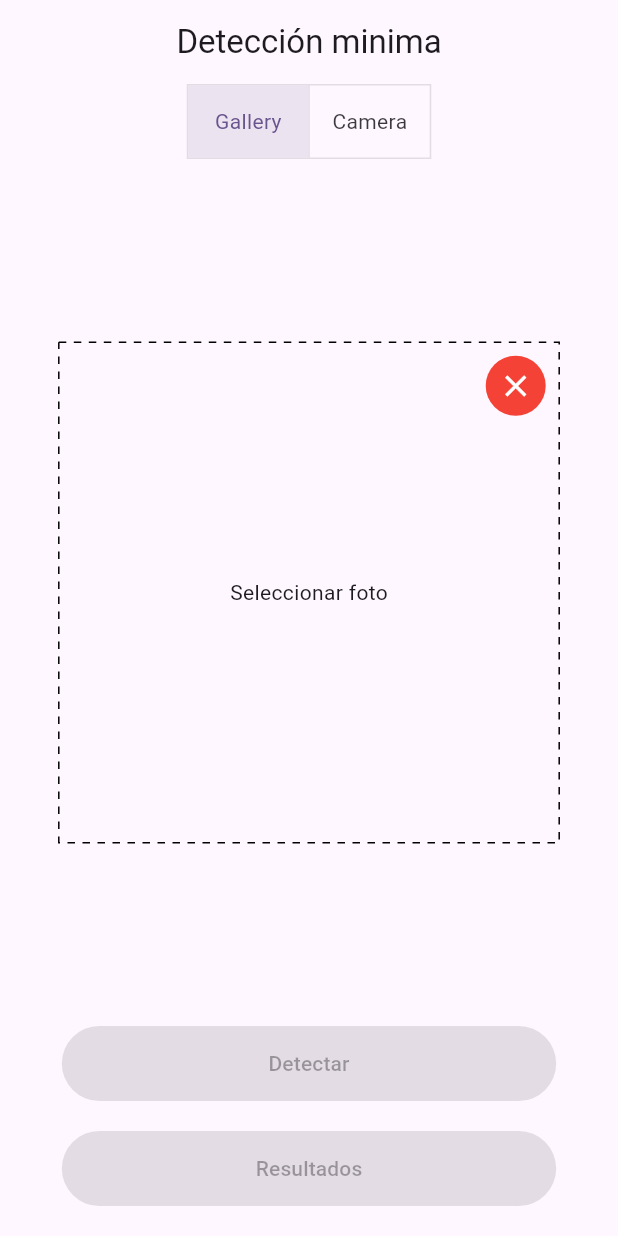
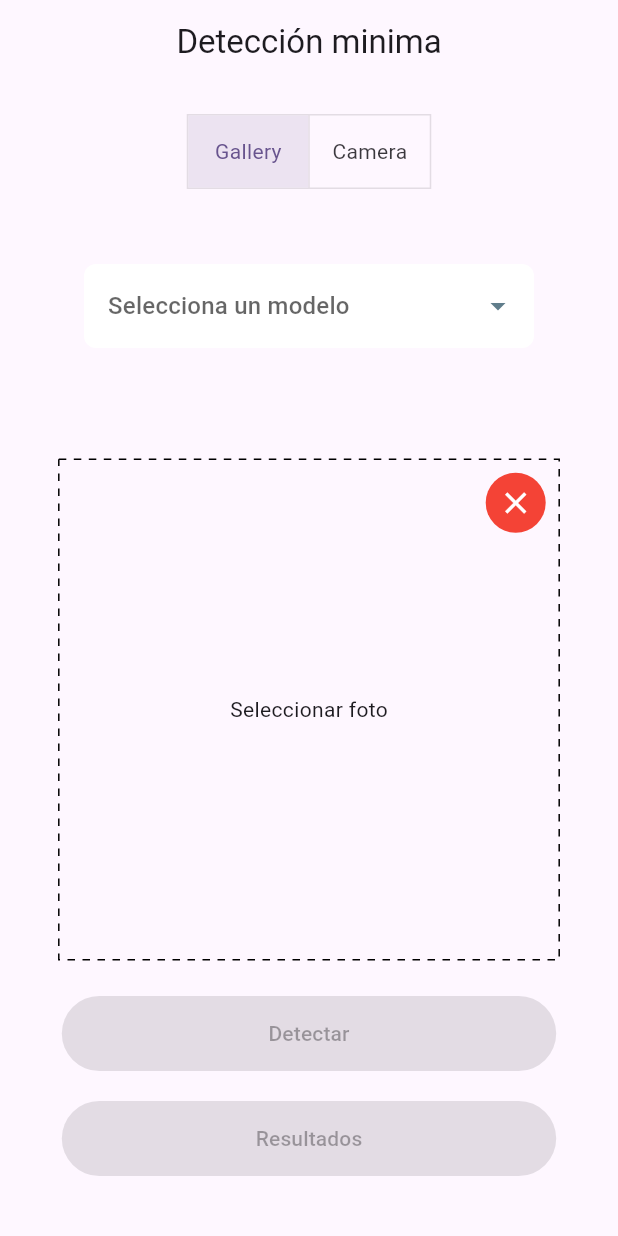
Before and after one commit to IsselCode/domina_yolo_en_flutter, a Flutter app: the screen it shows after launch, on a phone screen of 412 x 824 dp. Run offline on Flutter 3.47's test engine with Material 3 defaults, Android fonts, the phone set to English and light mode, and no system bars; drawn by our look-alikes of dotted_border; our stand-ins replace firebase_core, image_picker; missing offline and left inert: ultralytics_yolo; accounts and stored records are empty; generated files the repository leaves out were written again.

Commit message:
Drop down widget para seleccionar el módelo

```diff
--- /dev/null
+++ b/lib/core/app/consts.dart
@@ -0,0 +1,14 @@
+enum TensorflowModel {
+  pipes(
+    nombre: "Clasificador de Tubos",
+    asset: "tubos_float16",
+  );
+
+  final String nombre;
+  final String asset;
+
+  const TensorflowModel({
+    required this.nombre,
+    required this.asset,
+  });
+}
--- a/lib/src/views/detection_minimums_view.dart
+++ b/lib/src/views/detection_minimums_view.dart
@@ -1,7 +1,9 @@
 import 'dart:io';
 import 'dart:typed_data';
 
+import 'package:domina_yolo_en_flutter/core/app/consts.dart';
 import 'package:domina_yolo_en_flutter/src/views/results_view.dart';
+import 'package:domina_yolo_en_flutter/src/widgets/drop_down_widget.dart';
 import 'package:dotted_border/dotted_border.dart';
 import 'package:flutter/material.dart';
 import 'package:image_picker/image_picker.dart';
@@ -37,7 +39,8 @@ class _DetectionMinimumsViewState extends State<DetectionMinimumsView> {
         title: Text("Detección minima"),
         centerTitle: true,
       ),
-      body: SafeArea(
+      body: Padding(
+        padding: const EdgeInsets.all(20),
         child: Center(
           child: Column(
             children: [
@@ -53,6 +56,21 @@ class _DetectionMinimumsViewState extends State<DetectionMinimumsView> {
                   SizedBox(width: 80,child: Center(child: Text("Camera"))),
                 ]
               ),
+
+              const SizedBox(height: 50,),
+
+              SizedBox(
+                width: 300,
+                child: DropDownWidget(
+                  selected: null,
+                  onChanged: (value) {
+                    print(value);
+                  },
+                ),
+              ),
+
+              const SizedBox(height: 50,),
+
               Spacer(),
               Stack(
                 children: [
@@ -92,7 +110,7 @@ class _DetectionMinimumsViewState extends State<DetectionMinimumsView> {
               FilledButton(
                 onPressed: results != null ? () => viewResults(context) : null,
                 style: FilledButton.styleFrom(
-                    fixedSize: Size(width * 0.8, 50)
+                  fixedSize: Size(width * 0.8, 50)
                 ),
                 child: Text("Resultados")
               ),
--- /dev/null
+++ b/lib/src/widgets/drop_down_widget.dart
@@ -0,0 +1,39 @@
+import 'package:flutter/material.dart';
+
+import '../../core/app/consts.dart';
+
+class DropDownWidget extends StatelessWidget {
+  final TensorflowModel? selected;
+  final ValueChanged<TensorflowModel?> onChanged;
+
+  const DropDownWidget({
+    super.key,
+    this.selected,
+    required this.onChanged,
+  });
+
+  @override
+  Widget build(BuildContext context) {
+    return DropdownButtonFormField<TensorflowModel>(
+      value: selected,
+      borderRadius: BorderRadius.circular(8),
+      decoration: InputDecoration(
+        filled: true,
+        fillColor: Colors.white,
+        border: OutlineInputBorder(
+          borderRadius: BorderRadius.circular(8),
+          borderSide: BorderSide.none
+        )
+      ),
+      hint: const Text("Selecciona un modelo"),
+      icon: const Icon(Icons.arrow_drop_down, color: Colors.blueGrey),
+      items: TensorflowModel.values.map((model) {
+        return DropdownMenuItem<TensorflowModel>(
+          value: model,
+          child: Text(model.nombre),
+        );
+      }).toList(),
+      onChanged: onChanged,
+    );
+  }
+}
```
